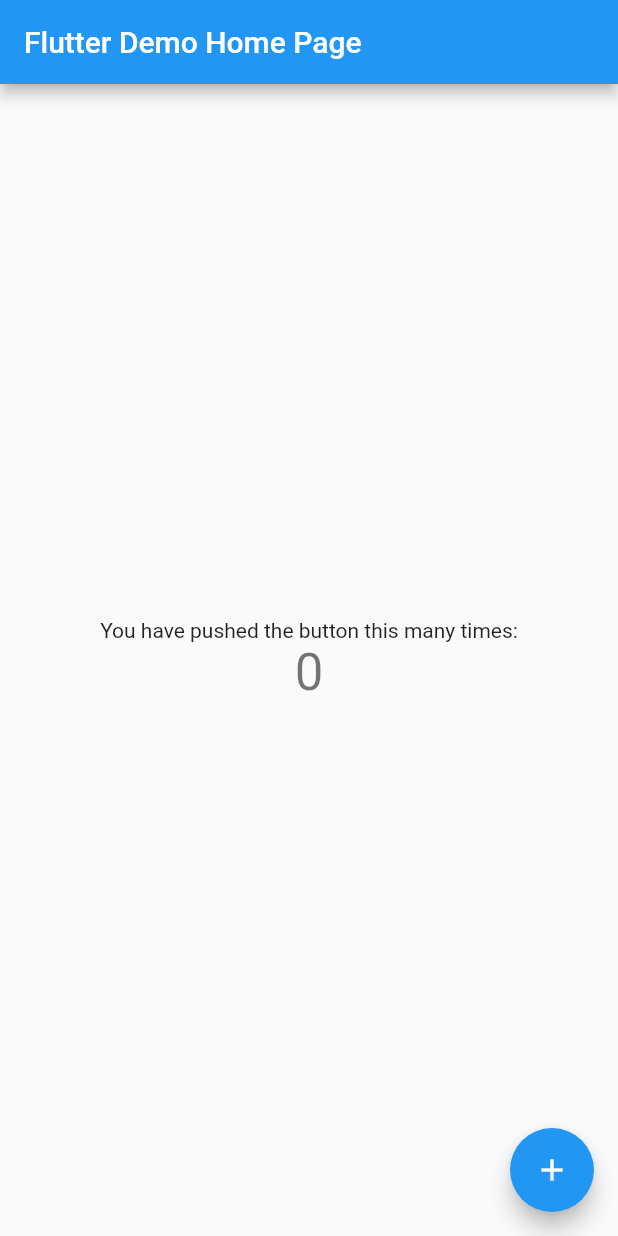
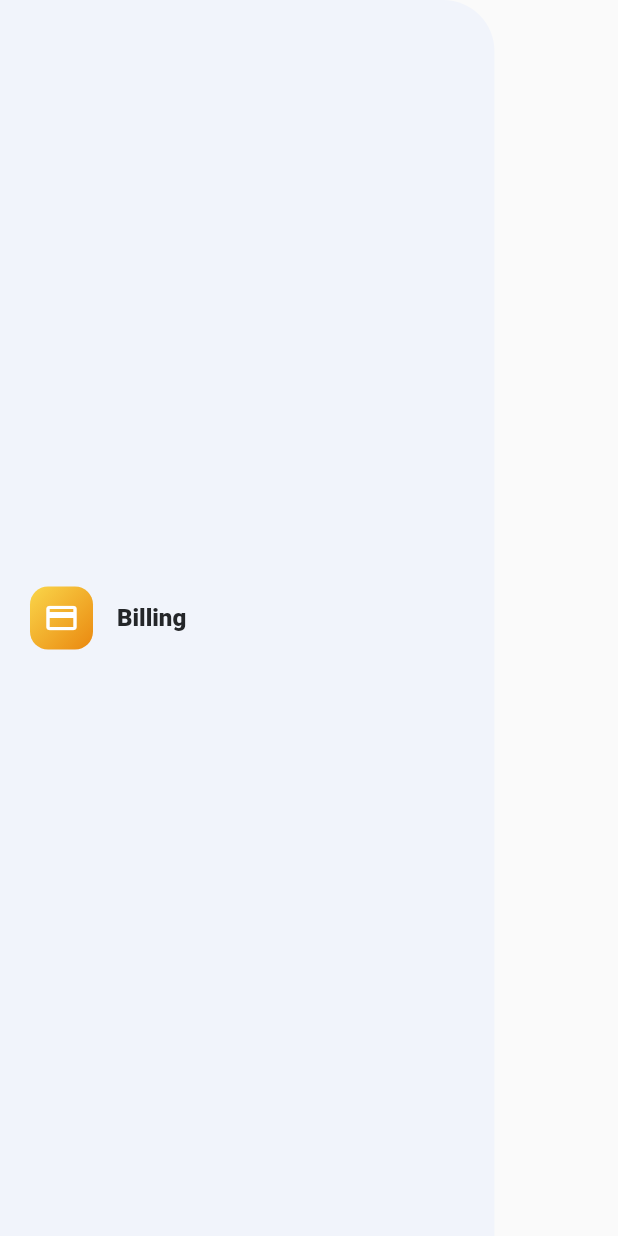
Before and after one commit to mes71/designer, a Flutter app: the screen it shows after launch, on a phone screen of 412 x 824 dp. Run offline on Flutter 3.47's test engine with Material 2 defaults, Android fonts, the phone set to English and light mode, and no system bars.

Commit message:
feat: sideBar

```diff
--- a/lib/main.dart
+++ b/lib/main.dart
@@ -1,3 +1,6 @@
+import 'package:designer/ui/widget/side_menu/Sidebar.dart';
+import 'package:designer/ui/widget/side_menu/SidebarItem.dart';
+import 'package:designer/ui/widget/side_menu/SidebarItemModel.dart';
 import 'package:flutter/material.dart';
 
 void main() {
@@ -24,92 +27,9 @@ class MyApp extends StatelessWidget {
         // is not restarted.
         primarySwatch: Colors.blue,
       ),
-      home: const MyHomePage(title: 'Flutter Demo Home Page'),
+      home: Scaffold(
+        body: SideBar(),
+      ),
     );
   }
 }
-
-class MyHomePage extends StatefulWidget {
-  const MyHomePage({super.key, required this.title});
-
-  // This widget is the home page of your application. It is stateful, meaning
-  // that it has a State object (defined below) that contains fields that affect
-  // how it looks.
-
-  // This class is the configuration for the state. It holds the values (in this
-  // case the title) provided by the parent (in this case the App widget) and
-  // used by the build method of the State. Fields in a Widget subclass are
-  // always marked "final".
-
-  final String title;
-
-  @override
-  State<MyHomePage> createState() => _MyHomePageState();
-}
-
-class _MyHomePageState extends State<MyHomePage> {
-  int _counter = 0;
-
-  void _incrementCounter() {
-    setState(() {
-      // This call to setState tells the Flutter framework that something has
-      // changed in this State, which causes it to rerun the build method below
-      // so that the display can reflect the updated values. If we changed
-      // _counter without calling setState(), then the build method would not be
-      // called again, and so nothing would appear to happen.
-      _counter++;
-    });
-  }
-
-  @override
-  Widget build(BuildContext context) {
-    // This method is rerun every time setState is called, for instance as done
-    // by the _incrementCounter method above.
-    //
-    // The Flutter framework has been optimized to make rerunning build methods
-    // fast, so that you can just rebuild anything that needs updating rather
-    // than having to individually change instances of widgets.
-    return Scaffold(
-      appBar: AppBar(
-        // Here we take the value from the MyHomePage object that was created by
-        // the App.build method, and use it to set our appbar title.
-        title: Text(widget.title),
-      ),
-      body: Center(
-        // Center is a layout widget. It takes a single child and positions it
-        // in the middle of the parent.
-        child: Column(
-          // Column is also a layout widget. It takes a list of children and
-          // arranges them vertically. By default, it sizes itself to fit its
-          // children horizontally, and tries to be as tall as its parent.
-          //
-          // Invoke "debug painting" (press "p" in the console, choose the
-          // "Toggle Debug Paint" action from the Flutter Inspector in Android
-          // Studio, or the "Toggle Debug Paint" command in Visual Studio Code)
-          // to see the wireframe for each widget.
-          //
-          // Column has various properties to control how it sizes itself and
-          // how it positions its children. Here we use mainAxisAlignment to
-          // center the children vertically; the main axis here is the vertical
-          // axis because Columns are vertical (the cross axis would be
-          // horizontal).
-          mainAxisAlignment: MainAxisAlignment.center,
-          children: <Widget>[
-            const Text(
-              'You have pushed the button this many times:',
-            ),
-            Text(
-              '$_counter',
-              style: Theme.of(context).textTheme.headline4,
-            ),
-          ],
-        ),
-      ),
-      floatingActionButton: FloatingActionButton(
-        onPressed: _incrementCounter,
-        tooltip: 'Increment',
-        child: const Icon(Icons.add),
-      ), // This trailing comma makes auto-formatting nicer for build methods.
-    );
-  }
-}
--- /dev/null
+++ b/lib/ui/widget/side_menu/Sidebar.dart
@@ -0,0 +1,30 @@
+import 'package:designer/constants.dart';
+import 'package:designer/ui/widget/side_menu/SidebarItem.dart';
+import 'package:designer/ui/widget/side_menu/SidebarItemModel.dart';
+import 'package:flutter/material.dart';
+
+class SideBar extends StatefulWidget {
+  const SideBar({Key? key}) : super(key: key);
+
+  @override
+  State<SideBar> createState() => _SideBarState();
+}
+
+class _SideBarState extends State<SideBar> {
+  @override
+  Widget build(BuildContext context) {
+    var width = MediaQuery.of(context).size.width;
+    var height = MediaQuery.of(context).size.height;
+    return Container(
+      padding: EdgeInsets.symmetric(vertical: 35.0, horizontal: 20),
+      width: width * 0.8,
+      height: height,
+      decoration: BoxDecoration(
+          color: kSidebarBackgroundColor,
+          borderRadius: BorderRadius.only(topRight: Radius.circular(34.0))),
+      child: SideBarItem(
+        model: sideBarItems[3],
+      ),
+    );
+  }
+}
--- /dev/null
+++ b/lib/ui/widget/side_menu/SidebarItem.dart
@@ -0,0 +1,35 @@
+import 'package:designer/constants.dart';
+import 'package:designer/ui/widget/side_menu/SidebarItemModel.dart';
+import 'package:flutter/material.dart';
+
+class SideBarItem extends StatelessWidget {
+  const SideBarItem({Key? key, required this.model}) : super(key: key);
+  final SidebarItemModel model;
+
+  @override
+  Widget build(BuildContext context) {
+    return Row(
+      children: [
+        Container(
+          width: 42,
+          height: 42,
+          decoration: BoxDecoration(
+              borderRadius: BorderRadius.circular(12),
+              gradient: model.gradient),
+          child: Center(
+            child: model.icon,
+          ),
+        ),
+        SizedBox(
+          width: 16,
+        ),
+        Container(
+          child: Text(
+            model.title,
+            style: kCalloutLabelStyle,
+          ),
+        )
+      ],
+    );
+  }
+}
--- /dev/null
+++ b/lib/ui/widget/side_menu/SidebarItemModel.dart
@@ -0,0 +1,78 @@
+import 'package:flutter/material.dart';
+
+class SidebarItemModel {
+  final String title;
+  final LinearGradient gradient;
+  final Icon icon;
+
+  SidebarItemModel(
+      {required this.title, required this.gradient, required this.icon});
+}
+
+List<SidebarItemModel> sideBarItems = [
+  SidebarItemModel(
+      title: 'Home',
+      gradient: const LinearGradient(
+          begin: Alignment.topLeft,
+          end: Alignment.bottomRight,
+          colors: [
+            Color(0xFF00AEFF),
+            Color(0xFF0076FF),
+          ]),
+      icon: const Icon(
+        Icons.home,
+        color: Colors.white,
+      )),
+  SidebarItemModel(
+      title: 'Courses',
+      gradient: const LinearGradient(
+          begin: Alignment.topLeft,
+          end: Alignment.bottomRight,
+          colors: [
+            Color(0xFFFA7d75),
+            Color(0xFFC23D61),
+          ]),
+      icon: const Icon(
+        Icons.library_books,
+        color: Colors.white,
+      )),
+  SidebarItemModel(
+      title: 'Billing',
+      gradient: const LinearGradient(
+          begin: Alignment.topLeft,
+          end: Alignment.bottomRight,
+          colors: [
+            Color(0xFFFA7d75),
+            Color(0xFFC23D61),
+          ]),
+      icon: const Icon(
+        Icons.library_books,
+        color: Colors.white,
+      )),
+  SidebarItemModel(
+      title: 'Billing',
+      gradient: const LinearGradient(
+          begin: Alignment.topLeft,
+          end: Alignment.bottomRight,
+          colors: [
+            Color(0xFFFAD64A),
+            Color(0xFFEA880F),
+          ]),
+      icon: const Icon(
+        Icons.credit_card,
+        color: Colors.white,
+      )),
+  SidebarItemModel(
+      title: 'Setting',
+      gradient: const LinearGradient(
+          begin: Alignment.topLeft,
+          end: Alignment.bottomRight,
+          colors: [
+            Color(0xFF4E62CC),
+            Color(0xFF202A78),
+          ]),
+      icon: const Icon(
+        Icons.settings,
+        color: Colors.white,
+      )),
+];
```
Also changed, not shown: pubspec.yaml (+13 -27 lines).
